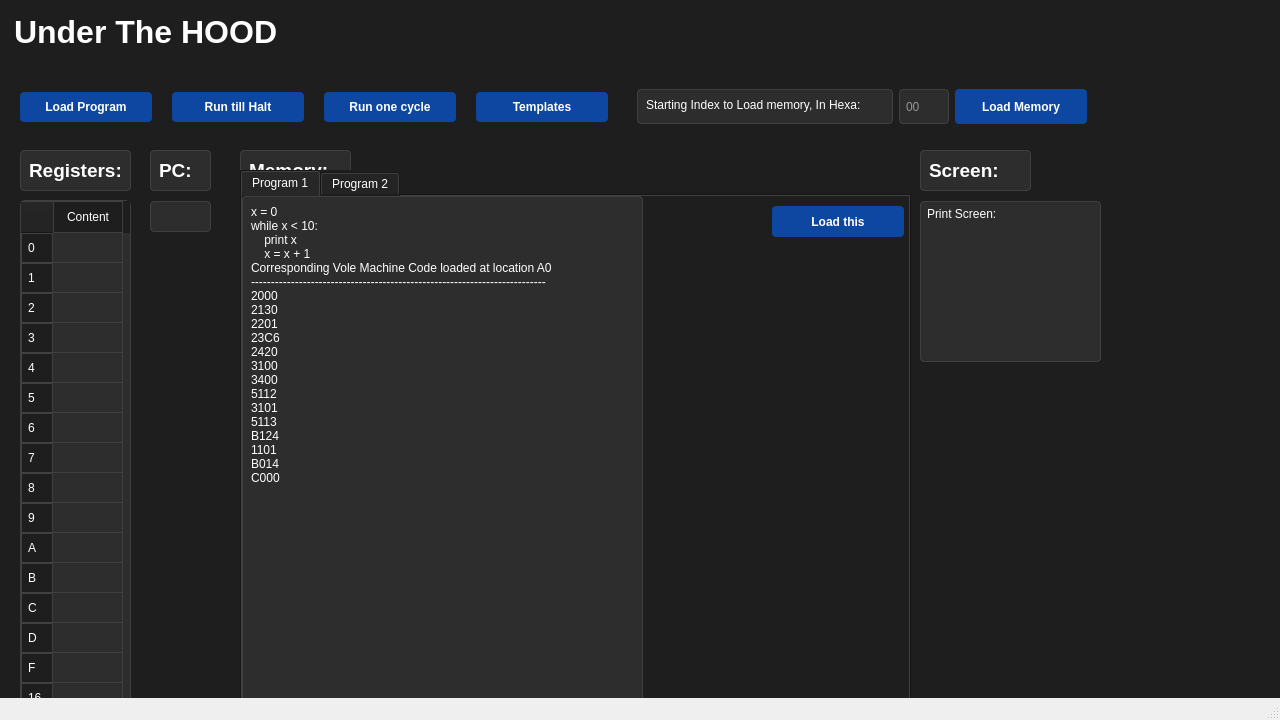
Old version of the form mainwindow.ui in the repository AlyNokrashy/Vole-Machine.
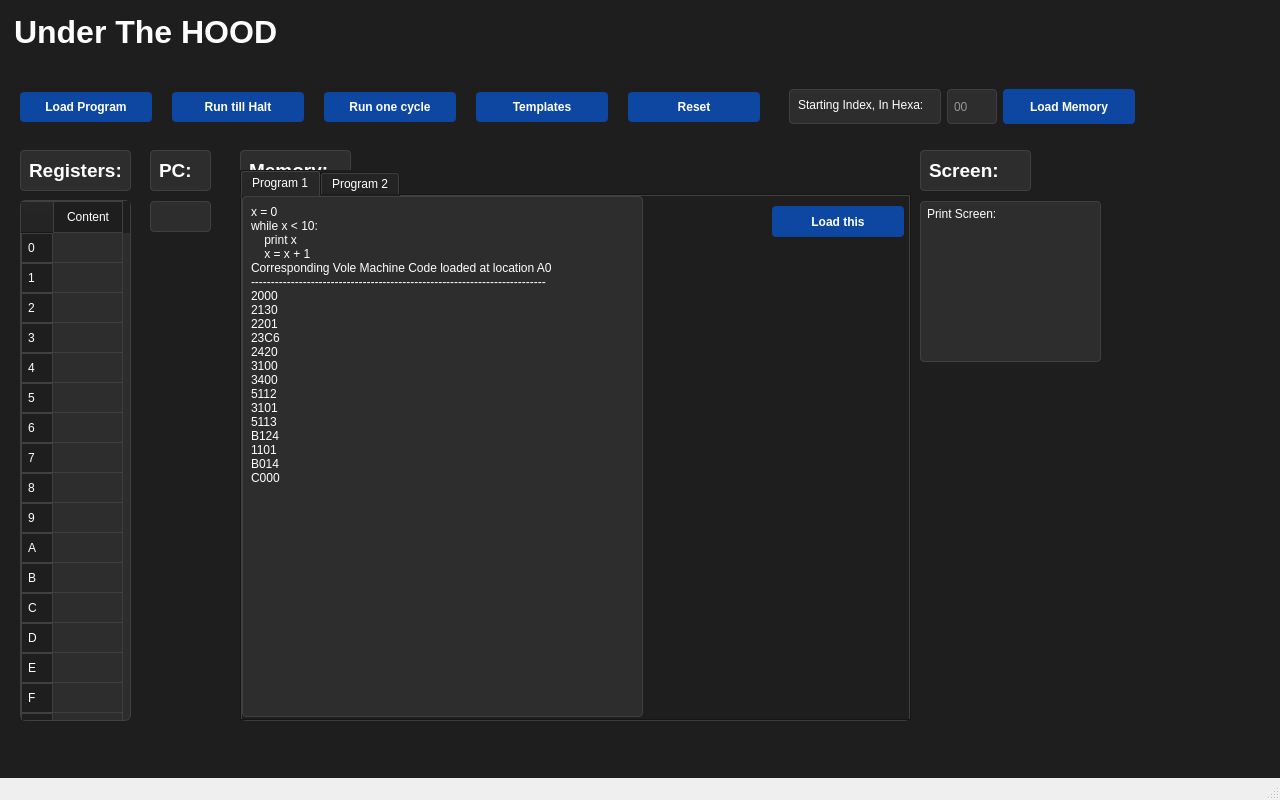
New version of the form.

Commit message: adjusted size, added reset

What changed in the file:
```diff
--- a/mainwindow.ui
+++ b/mainwindow.ui
@@ -7,7 +7,7 @@
     <x>0</x>
     <y>0</y>
     <width>1280</width>
-    <height>720</height>
+    <height>800</height>
    </rect>
   </property>
   <property name="sizePolicy">
@@ -19,13 +19,13 @@
   <property name="minimumSize">
    <size>
     <width>1280</width>
-    <height>720</height>
+    <height>800</height>
    </size>
   </property>
   <property name="maximumSize">
    <size>
     <width>1280</width>
-    <height>720</height>
+    <height>800</height>
    </size>
   </property>
   <property name="windowTitle">
@@ -181,6 +181,16 @@
        </property>
       </widget>
      </item>
+     <item>
+      <widget class="QPushButton" name="reset">
+       <property name="text">
+        <string>Reset</string>
+       </property>
+       <property name="checkable">
+        <bool>true</bool>
+       </property>
+      </widget>
+     </item>
      <item>
       <widget class="QWidget" name="startIndWidg" native="true">
        <property name="sizePolicy">
@@ -212,7 +222,7 @@
           </property>
           <property name="maximumSize">
            <size>
-            <width>1111</width>
+            <width>180</width>
             <height>35</height>
            </size>
           </property>
@@ -224,7 +234,7 @@
 li.unchecked::marker { content: &quot;\2610&quot;; }
 li.checked::marker { content: &quot;\2612&quot;; }
 &lt;/style&gt;&lt;/head&gt;&lt;body style=&quot; font-family:'Segoe UI'; font-size:9pt; font-weight:400; font-style:normal;&quot;&gt;
-&lt;p style=&quot; margin-top:0px; margin-bottom:0px; margin-left:0px; margin-right:0px; -qt-block-indent:0; text-indent:0px;&quot;&gt;Starting Index to Load memory, In Hexa:&lt;/p&gt;&lt;/body&gt;&lt;/html&gt;</string>
+&lt;p style=&quot; margin-top:0px; margin-bottom:0px; margin-left:0px; margin-right:0px; -qt-block-indent:0; text-indent:0px;&quot;&gt;Starting Index, In Hexa:&lt;/p&gt;&lt;/body&gt;&lt;/html&gt;</string>
           </property>
          </widget>
         </item>
@@ -384,6 +394,11 @@
       <string>D</string>
      </property>
     </row>
+    <row>
+     <property name="text">
+      <string>E</string>
+     </property>
+    </row>
     <row>
      <property name="text">
       <string>F</string>
```
The commit also changes 3 other files.
